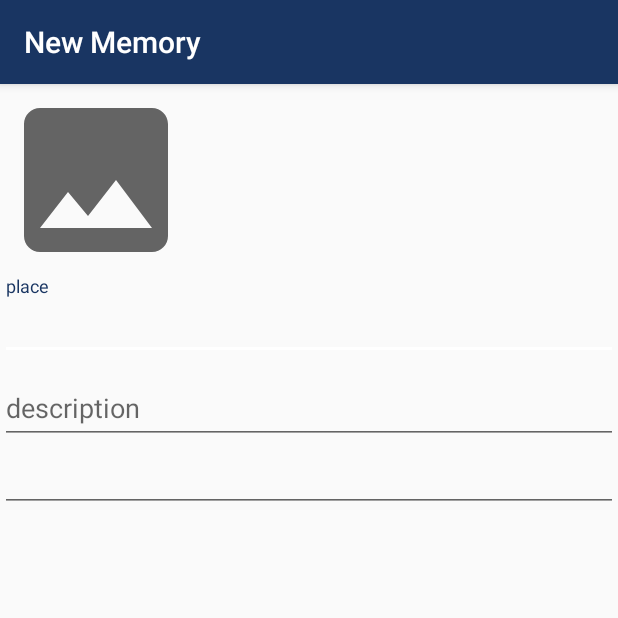
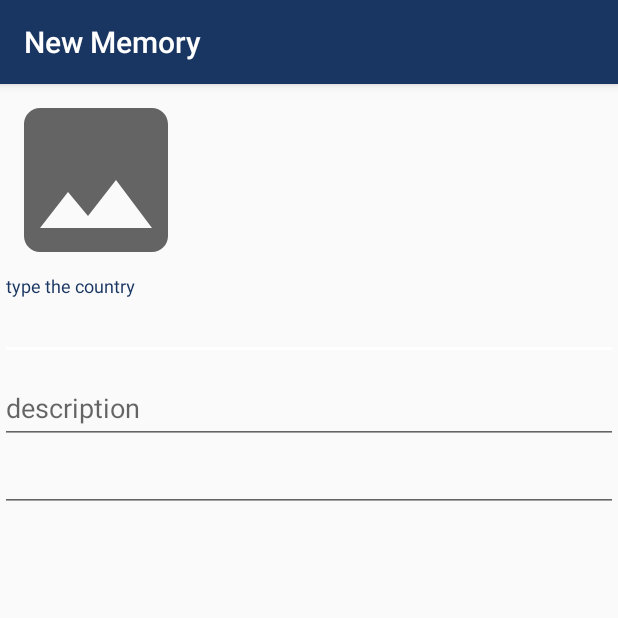
Before and after one commit to fabiom95/PregettoPSSS_Travelgram, an Android app: the InsertMemoryActivity screen opened directly, with no data from a screen before it, on a phone screen of 412 x 824 dp, the top half of it. Run offline under Robolectric (Android 15) with nearby library versions, the phone set to English and light mode, and no system bars; our stand-ins replace Firebase (no records; nobody signed in at launch, a user with empty details on screens opened directly).

Commit message:
dropdown menu
added dropdown menu

```diff
--- a/code/Travelgram/app/src/main/java/com/psss/travelgram/view/activity/InsertMemoryActivity.java
+++ b/code/Travelgram/app/src/main/java/com/psss/travelgram/view/activity/InsertMemoryActivity.java
@@ -12,6 +12,8 @@ import android.os.Bundle;
 import android.view.MenuItem;
 import android.view.View;
 import android.view.View.OnClickListener;
+import android.widget.ArrayAdapter;
+import android.widget.AutoCompleteTextView;
 import android.widget.Button;
 import android.widget.EditText;
 import android.widget.ImageView;
@@ -31,6 +33,10 @@ public class InsertMemoryActivity extends AppCompatActivity implements OnClickLi
     private Uri data;
     private ImageView memoryImage;
 
+    //TODO: prelevare automaticamente i nomi dal KML
+    private static final String[] COUNTRIES = new String[]{
+            "Italy", "France", "Germany", "Israel", "Ireland"
+    };
 
     @Override
     protected void onCreate(Bundle savedInstanceState) {
@@ -51,10 +57,13 @@ public class InsertMemoryActivity extends AppCompatActivity implements OnClickLi
         memoryImage.setOnClickListener(this);
 
         // campi
-        place = findViewById(R.id.place);
+        AutoCompleteTextView country = findViewById(R.id.select_country);
+        ArrayAdapter<String> adapter = new ArrayAdapter<String>(this, android.R.layout.simple_list_item_1, COUNTRIES);
+        country.setAdapter(adapter);
         if (countryName != null)
-            place.setText(countryName);
+            country.setText(countryName);
         description = findViewById(R.id.description);
+
 
         // ViewModel
         insertMemoryViewModel = new InsertMemoryViewModel();
--- a/code/Travelgram/app/src/main/res/layout/activity_insert_memory.xml
+++ b/code/Travelgram/app/src/main/res/layout/activity_insert_memory.xml
@@ -6,6 +6,8 @@
     android:layout_height="match_parent"
     xmlns:tools="http://schemas.android.com/tools"
     tools:context=".view.activity.InsertMemoryActivity">
+    tools:context="com.codinginflow.autocompletetextviewexample.MainActivity">
+
 
     <com.google.android.material.appbar.AppBarLayout
         android:id="@+id/appbar"
@@ -48,12 +50,18 @@
                 android:layout_height="wrap_content"
                 app:hintTextColor="@color/colorPrimary">
 
-                <EditText
-                    android:id="@+id/place"
+                <AutoCompleteTextView
+                    android:id="@+id/select_country"
                     android:layout_width="match_parent"
                     android:layout_height="wrap_content"
                     android:inputType="textPersonName"
-                    android:hint="place"/>
+                    android:hint="type the country"
+                    android:completionThreshold="1"
+                    android:popupBackground="@color/colorAccent"/>
+                    <!--android:completionHint="select the country"-->
+                    <!--android:dropDownAnchor="@id/text_view_countries"-->
+
+
             </com.google.android.material.textfield.TextInputLayout>
 
             <com.google.android.material.textfield.TextInputLayout
```
